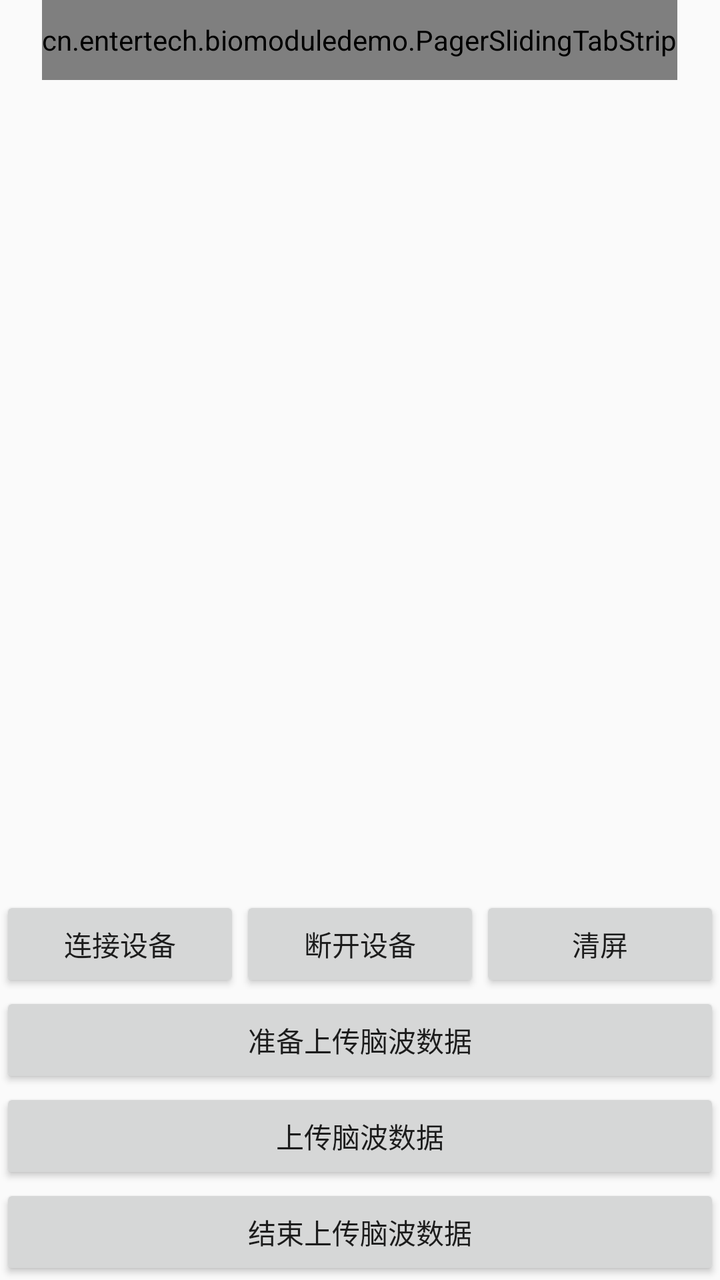
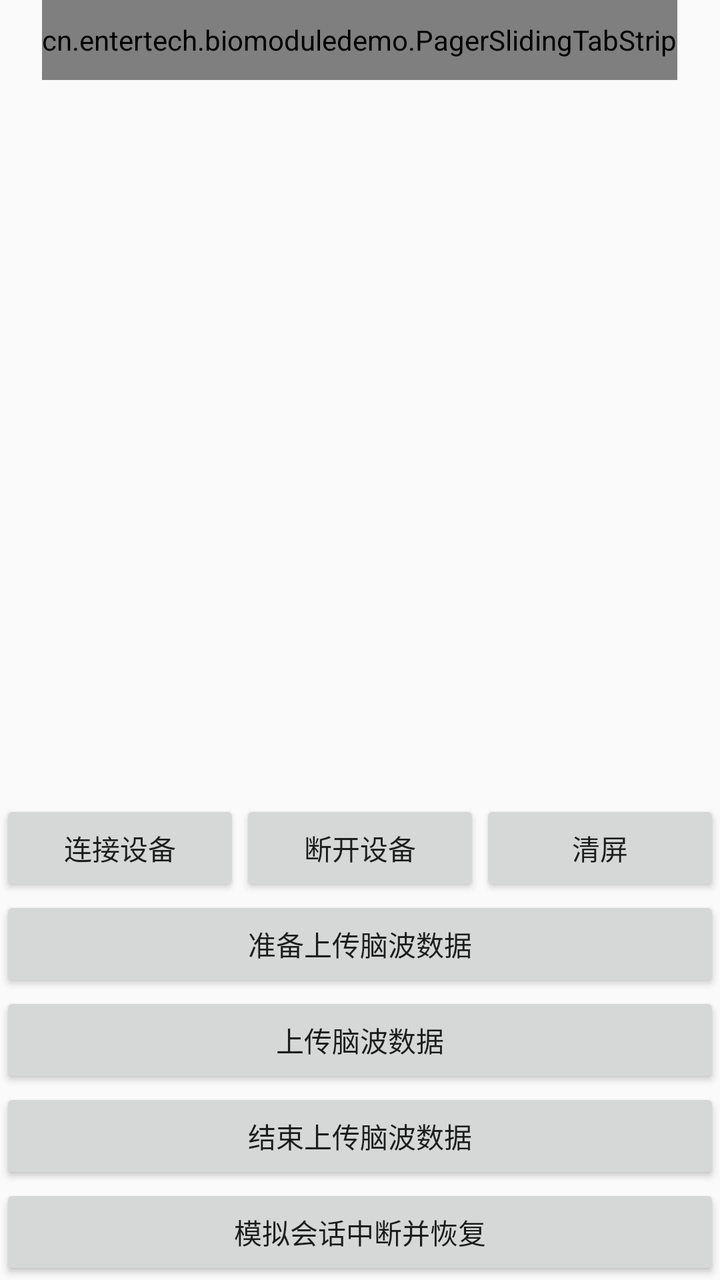

Compare the two renders of this Android layout. The source of the first and the diff that turns it into the second are given below.
<!-- AndroidManifest.xml: application theme AppTheme -->
<!-- res/layout/activity_main.xml -->
<?xml version="1.0" encoding="utf-8"?>
<LinearLayout xmlns:android="http://schemas.android.com/apk/res/android"
              android:layout_width="match_parent"
              android:layout_height="match_parent"
              android:orientation="vertical"
			  xmlns:app="http://schemas.android.com/apk/res-auto">
	
	<cn.entertech.biomoduledemo.PagerSlidingTabStrip
			android:id="@+id/message_tabs"
			android:layout_gravity="center"
			app:pstsIndicatorHeight="2dp"
			app:pstsUnderlineHeight="0dp"
			app:pstsTabUnselectedTextColor="#999999"
			app:pstsTabSelectedTextColor="@color/colorPrimary"
			app:pstsIndicatorColor="@color/colorPrimary"
			android:layout_width="wrap_content"
			android:layout_height="40dp" />

	<android.support.v4.view.ViewPager
			android:id="@+id/vp_contain"
			android:layout_width="match_parent"
			android:layout_height="0dp"
			android:layout_weight="1">

	</android.support.v4.view.ViewPager>
	<LinearLayout
			android:layout_width="match_parent"
			android:layout_height="wrap_content">
		<Button
				android:layout_width="0dp"
				android:layout_weight="1"
				android:layout_height="wrap_content"
				android:text="连接设备"
				android:onClick="onConnect"/>

		<Button android:layout_width="0dp"
		        android:layout_weight="1"
		        android:layout_height="wrap_content"
		        android:text="断开设备"
		        android:onClick="onDisconnet"/>
		<Button android:layout_width="0dp" android:layout_height="wrap_content"
		        android:layout_weight="1"
		        android:text="清屏"
		        android:onClick="onClear"/>

	</LinearLayout>

	<Button android:layout_width="match_parent"
	        android:layout_height="wrap_content"
	        android:text="准备上传脑波数据"
	        android:onClick="start"/>

	<Button android:layout_width="match_parent"
	        android:layout_height="wrap_content"
	        android:text="上传脑波数据"
	        android:onClick="process"
	/>

	<Button android:layout_width="match_parent"
	        android:layout_height="wrap_content"
	        android:text="结束上传脑波数据"
	        android:onClick="finish"
	/>


</LinearLayout>
<!-- resources referenced by this layout -->
<resources>
  <color name="colorPrimary">#008577</color>
  <style name="AppTheme" parent="Theme.AppCompat.Light.DarkActionBar">
          
          <item name="colorPrimary">@color/colorPrimary</item>
          <item name="colorPrimaryDark">@color/colorPrimaryDark</item>
          <item name="colorAccent">@color/colorAccent</item>
      </style>
  <color name="colorPrimaryDark">#00574B</color>
  <color name="colorAccent">#D81B60</color>
</resources>

<!-- the commit's change to res/layout/activity_main.xml (unified diff, before → after) -->
@@ -62,5 +62,12 @@
 	        android:onClick="finish"
 	/>
 
+	<Button android:layout_width="match_parent"
+			android:layout_height="wrap_content"
+			android:text="模拟会话中断并恢复"
+			android:onClick="restore"
+	/>
+
+
 
 </LinearLayout>
